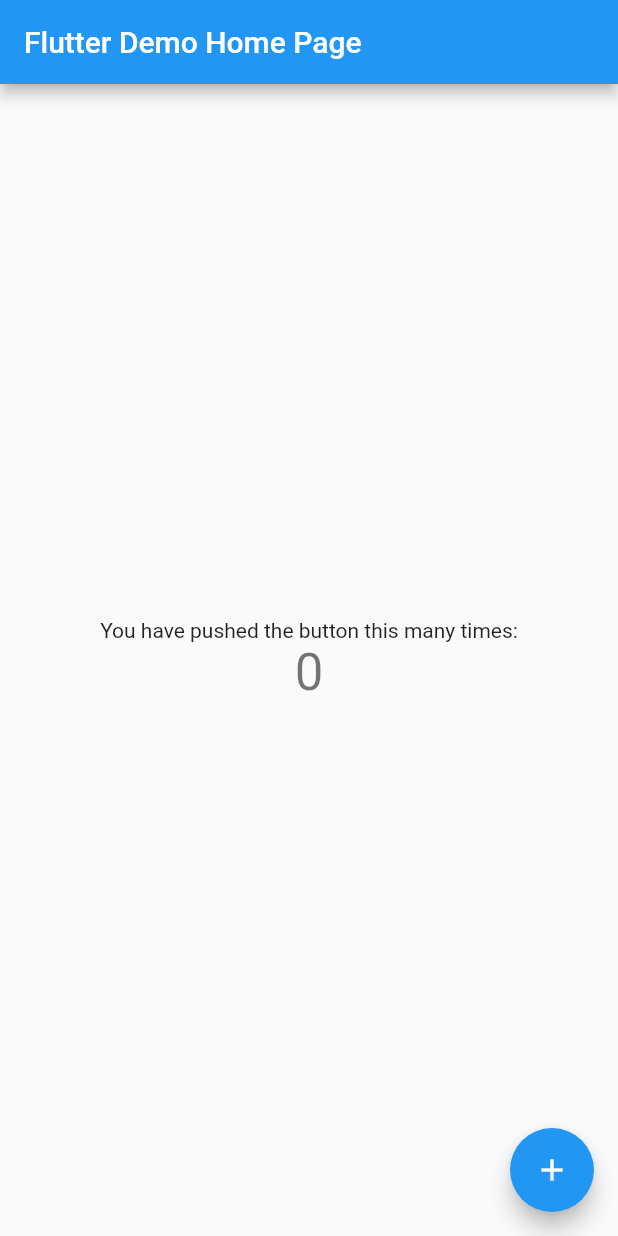
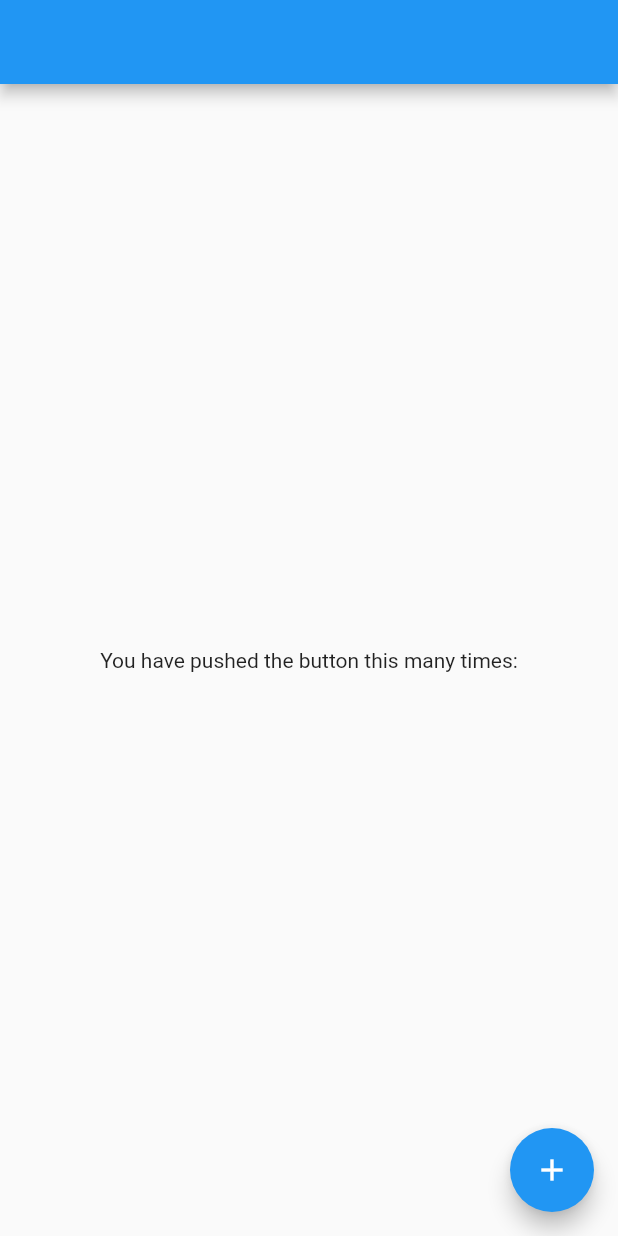
Before and after one commit to dusitsiri/flutter_app_v2, a Flutter app: the screen it shows after launch, on a phone screen of 412 x 824 dp. Run offline on Flutter 3.47's test engine with Material 2 defaults, Android fonts, the phone set to English and light mode, and no system bars; our stand-ins replace redux.

```diff
--- a/lib/appState.dart
+++ b/lib/appState.dart
@@ -0,0 +1,4 @@
+class AppState {
+
+  AppState();
+}
--- a/lib/main.dart
+++ b/lib/main.dart
@@ -1,111 +1,31 @@
 import 'package:flutter/material.dart';
+import 'package:aroii_flutter_app_v2/appState.dart';
+import 'package:redux/redux.dart';
+import 'package:aroii_flutter_app_v2/reducers/reducer.dart';
+import 'package:aroii_flutter_app_v2/widget/root_page.dart';
 
-void main() => runApp(MyApp());
+void main()  {
+ Store<AppState> store = Store<AppState>(combineReducer,initialState: AppState());
+
+  runApp(MyApp(store));
+}
 
 class MyApp extends StatelessWidget {
-  // This widget is the root of your application.
+  final Store<AppState> store;
+  MyApp(this.store);
+
   @override
   Widget build(BuildContext context) {
     return MaterialApp(
-      title: 'Flutter Demo',
+      initialRoute: '/',
+      routes: {
+        // '/': (context) => new RootPage(auth: new Auth()),
+      },
+      title: 'Aroii',
       theme: ThemeData(
-        // This is the theme of your application.
-        //
-        // Try running your application with "flutter run". You'll see the
-        // application has a blue toolbar. Then, without quitting the app, try
-        // changing the primarySwatch below to Colors.green and then invoke
-        // "hot reload" (press "r" in the console where you ran "flutter run",
-        // or simply save your changes to "hot reload" in a Flutter IDE).
-        // Notice that the counter didn't reset back to zero; the application
-        // is not restarted.
         primarySwatch: Colors.blue,
       ),
-      home: MyHomePage(title: 'Flutter Demo Home Page'),
+      home: RootPage(),
     );
   }
 }
-
-class MyHomePage extends StatefulWidget {
-  MyHomePage({Key key, this.title}) : super(key: key);
-
-  // This widget is the home page of your application. It is stateful, meaning
-  // that it has a State object (defined below) that contains fields that affect
-  // how it looks.
-
-  // This class is the configuration for the state. It holds the values (in this
-  // case the title) provided by the parent (in this case the App widget) and
-  // used by the build method of the State. Fields in a Widget subclass are
-  // always marked "final".
-
-  final String title;
-
-  @override
-  _MyHomePageState createState() => _MyHomePageState();
-}
-
-class _MyHomePageState extends State<MyHomePage> {
-  int _counter = 0;
-
-  void _incrementCounter() {
-    setState(() {
-      // This call to setState tells the Flutter framework that something has
-      // changed in this State, which causes it to rerun the build method below
-      // so that the display can reflect the updated values. If we changed
-      // _counter without calling setState(), then the build method would not be
-      // called again, and so nothing would appear to happen.
-      _counter++;
-    });
-  }
-
-  @override
-  Widget build(BuildContext context) {
-    // This method is rerun every time setState is called, for instance as done
-    // by the _incrementCounter method above.
-    //
-    // The Flutter framework has been optimized to make rerunning build methods
-    // fast, so that you can just rebuild anything that needs updating rather
-    // than having to individually change instances of widgets.
-    return Scaffold(
-      appBar: AppBar(
-        // Here we take the value from the MyHomePage object that was created by
-        // the App.build method, and use it to set our appbar title.
-        title: Text(widget.title),
-      ),
-      body: Center(
-        // Center is a layout widget. It takes a single child and positions it
-        // in the middle of the parent.
-        child: Column(
-          // Column is also layout widget. It takes a list of children and
-          // arranges them vertically. By default, it sizes itself to fit its
-          // children horizontally, and tries to be as tall as its parent.
-          //
-          // Invoke "debug painting" (press "p" in the console, choose the
-          // "Toggle Debug Paint" action from the Flutter Inspector in Android
-          // Studio, or the "Toggle Debug Paint" command in Visual Studio Code)
-          // to see the wireframe for each widget.
-          //
-          // Column has various properties to control how it sizes itself and
-          // how it positions its children. Here we use mainAxisAlignment to
-          // center the children vertically; the main axis here is the vertical
-          // axis because Columns are vertical (the cross axis would be
-          // horizontal).
-          mainAxisAlignment: MainAxisAlignment.center,
-          children: <Widget>[
-            Text(
-              'You have pushed the button this many times:',
-            ),
-            Text(
-              '$_counter',
-              style: Theme.of(context).textTheme.display1,
-            ),
-          ],
-        ),
-      ),
-      floatingActionButton: FloatingActionButton(
-        onPressed: _incrementCounter,
-        tooltip: 'Increment',
-        child: Icon(Icons.add),
-      ), // This trailing comma makes auto-formatting nicer for build methods.
-    );
-  }
-}
--- /dev/null
+++ b/lib/reducers/reducer.dart
@@ -0,0 +1,20 @@
+import 'package:aroii_flutter_app_v2/appState.dart';
+import 'package:redux/redux.dart';
+
+// enum CounterActions { Increment, Decrement, ResetCounter }
+
+final combineReducer = combineReducers<AppState>([
+  // TypedReducer<AppState, CounterActions>(setCounter),
+]);
+
+// AppState setCounter(AppState state, CounterActions action) {
+//   if (action == CounterActions.Increment) {
+//     state.counter++;
+//     return state;
+//   } else if (action == CounterActions.Decrement) {
+//     state.counter--;
+//     return state;
+//   }
+
+//   return state;
+// }
--- /dev/null
+++ b/lib/widget/root_page.dart
@@ -0,0 +1,41 @@
+import 'package:flutter/material.dart';
+
+
+class RootPage extends StatefulWidget {
+
+  @override
+  State<StatefulWidget> createState() => new _RootPageState();
+
+}
+
+
+
+class _RootPageState extends State<RootPage> {
+
+
+  @override
+  Widget build(BuildContext context) {
+      return Scaffold(
+      appBar: AppBar(
+
+      ),
+      body: Center(
+
+        child: Column(
+
+          mainAxisAlignment: MainAxisAlignment.center,
+          children: <Widget>[
+            Text(
+              'You have pushed the button this many times:',
+            ),
+
+          ],
+        ),
+      ),
+      floatingActionButton: FloatingActionButton(
+        tooltip: 'Increment',
+        child: Icon(Icons.add),
+      ), // This trailing comma makes auto-formatting nicer for build methods.
+    );
+  }
+}
--- a/pubspec.yaml
+++ b/pubspec.yaml
@@ -23,7 +23,7 @@ dependencies:
   # The following adds the Cupertino Icons font to your application.
   # Use with the CupertinoIcons class for iOS style icons.
   cupertino_icons: ^0.1.2
-  redux: 3.0.0
+  flutter_redux: ^0.5.3
 
 dev_dependencies:
   flutter_test:
```
Also changed, not shown: lib/reducers/3.dart (deleted), pubspec.lock.
